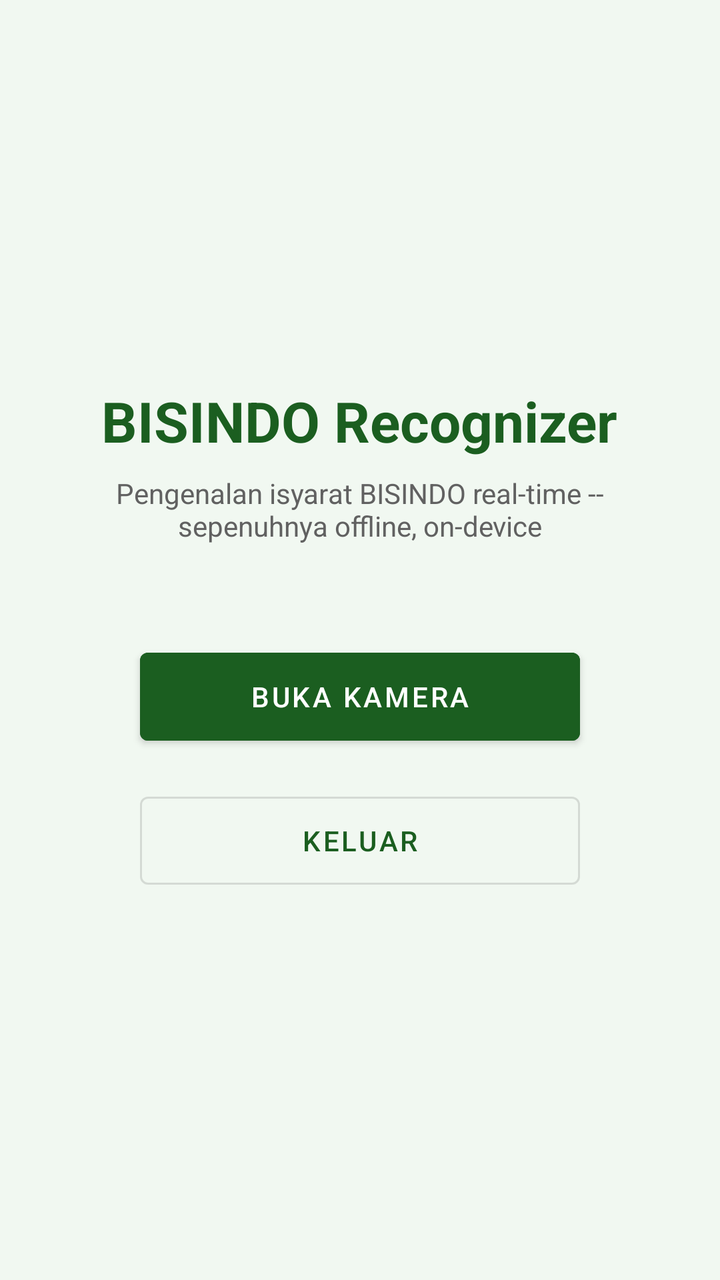
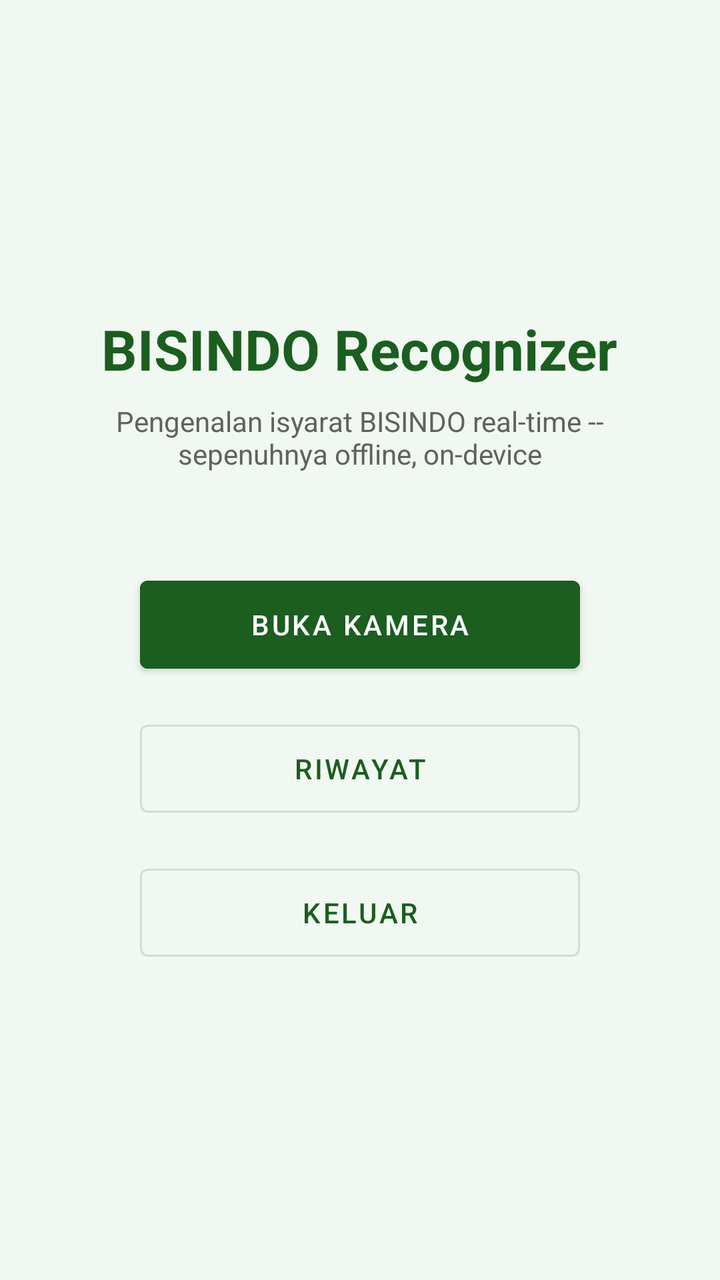

Before-and-after screenshots of an Android layout around one commit, followed by the original layout XML and the change that was made.
<!-- AndroidManifest.xml: application theme Theme.BisindoRecognizer -->
<!-- res/layout/activity_main.xml -->
<?xml version="1.0" encoding="utf-8"?>
<LinearLayout xmlns:android="http://schemas.android.com/apk/res/android"
    android:layout_width="match_parent"
    android:layout_height="match_parent"
    android:orientation="vertical"
    android:gravity="center"
    android:padding="32dp"
    android:background="@color/menu_background">

    <TextView
        android:layout_width="wrap_content"
        android:layout_height="wrap_content"
        android:text="@string/app_name"
        android:textColor="@color/ic_launcher_background"
        android:textSize="28sp"
        android:textStyle="bold" />

    <TextView
        android:layout_width="wrap_content"
        android:layout_height="wrap_content"
        android:layout_marginTop="8dp"
        android:layout_marginBottom="48dp"
        android:text="@string/app_tagline"
        android:textAlignment="center"
        android:textColor="#616161"
        android:textSize="14sp" />

    <Button
        android:id="@+id/btnOpenCamera"
        android:layout_width="220dp"
        android:layout_height="56dp"
        android:layout_marginBottom="16dp"
        android:backgroundTint="@color/ic_launcher_background"
        android:text="@string/btn_open_camera"
        android:textColor="#FFFFFF" />

    <Button
        android:id="@+id/btnQuitApp"
        android:layout_width="220dp"
        android:layout_height="56dp"
        style="@style/Widget.MaterialComponents.Button.OutlinedButton"
        android:text="@string/btn_quit_app" />

</LinearLayout>
<!-- resources referenced by this layout -->
<resources>
  <color name="ic_launcher_background">#1B5E20</color>
  <color name="menu_background">#F1F8F1</color>
  <string name="app_name">BISINDO Recognizer</string>
  <string name="app_tagline">Pengenalan isyarat BISINDO real-time -- sepenuhnya offline, on-device</string>
  <string name="btn_open_camera">Buka Kamera</string>
  <string name="btn_quit_app">Keluar</string>
  <style name="Theme.BisindoRecognizer" parent="Theme.MaterialComponents.DayNight.NoActionBar">
          <item name="colorPrimary">@color/ic_launcher_background</item>
          <item name="colorPrimaryDark">@color/ic_launcher_background</item>
          <item name="colorAccent">@color/ic_launcher_foreground</item>
      </style>
  <color name="ic_launcher_foreground">#FFFFFF</color>
</resources>

<!-- the commit's change to res/layout/activity_main.xml (unified diff, before → after) -->
@@ -35,6 +35,14 @@
         android:textColor="#FFFFFF" />
 
     <Button
+        android:id="@+id/btnHistory"
+        android:layout_width="220dp"
+        android:layout_height="56dp"
+        android:layout_marginBottom="16dp"
+        style="@style/Widget.MaterialComponents.Button.OutlinedButton"
+        android:text="@string/btn_history" />
+
+    <Button
         android:id="@+id/btnQuitApp"
         android:layout_width="220dp"
         android:layout_height="56dp"
<!-- resource entries referenced after the edit -->
@@ -4,6 +4,7 @@
   <color name="menu_background">#F1F8F1</color>
   <string name="app_name">BISINDO Recognizer</string>
   <string name="app_tagline">Pengenalan isyarat BISINDO real-time -- sepenuhnya offline, on-device</string>
+  <string name="btn_history">Riwayat</string>
   <string name="btn_open_camera">Buka Kamera</string>
   <string name="btn_quit_app">Keluar</string>
   <style name="Theme.BisindoRecognizer" parent="Theme.MaterialComponents.DayNight.NoActionBar">
